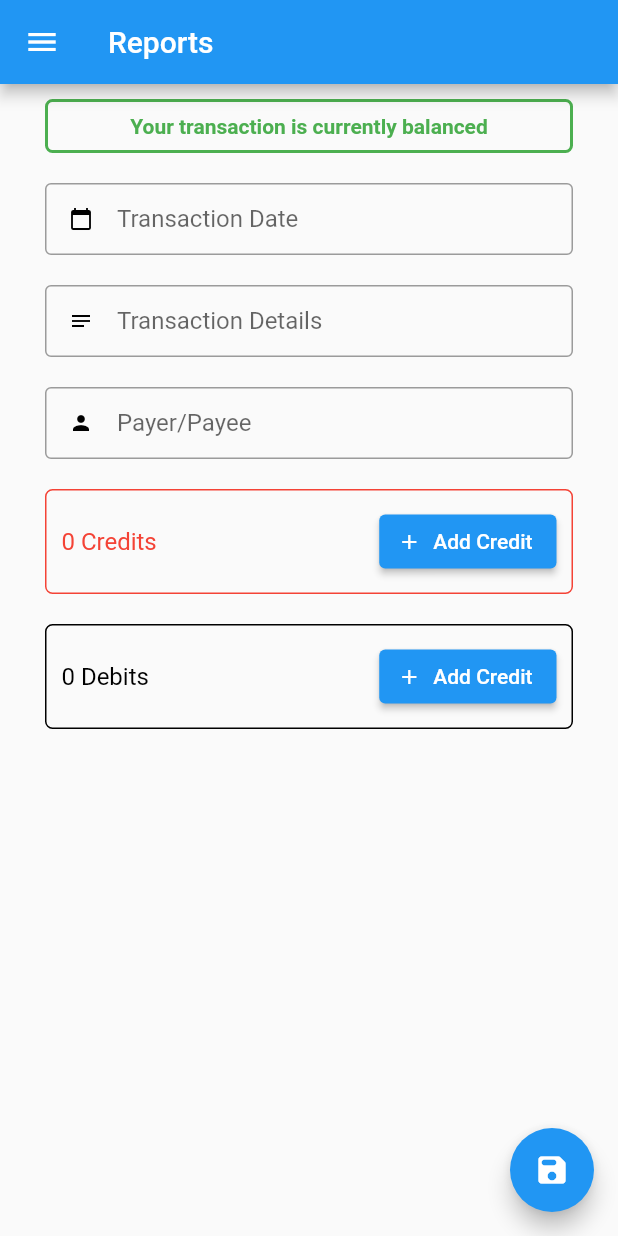
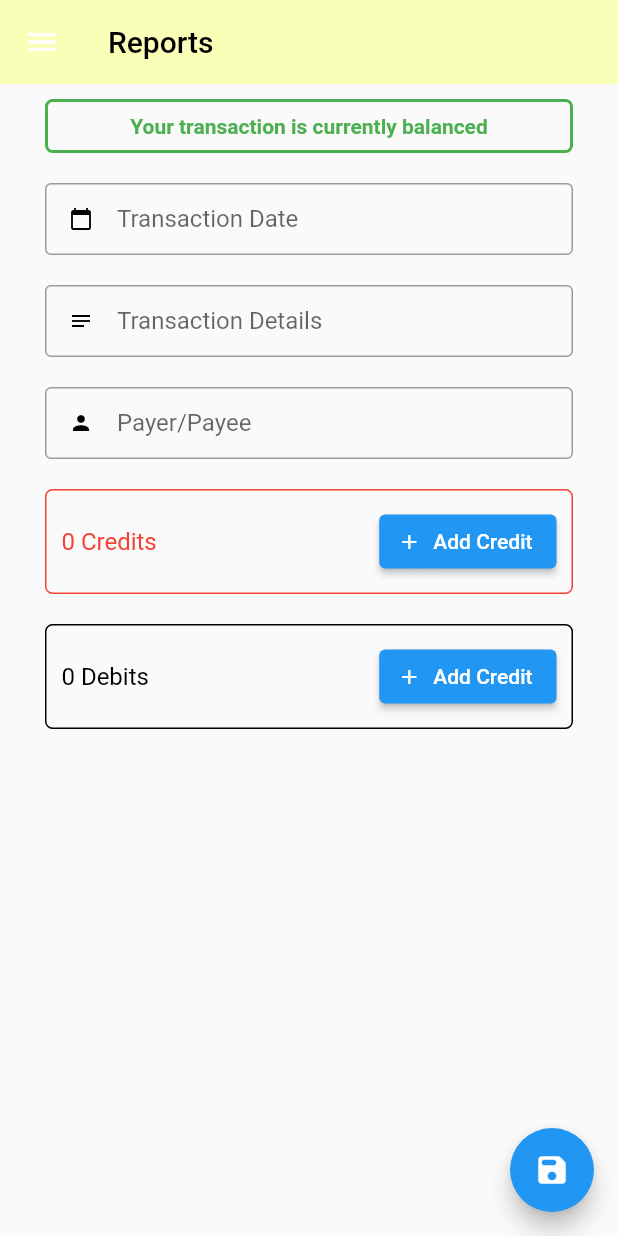
Before and after one commit to theo-kim/financier, a Flutter app: the EntryPage screen opened directly, in the side drawer, after a tap on "Add Credit", on a phone screen of 412 x 824 dp. Run offline on Flutter 3.47's test engine with Material 2 defaults, Android fonts, the phone set to English and light mode, and no system bars; our stand-ins replace built_collection, built_value, cloud_firestore, dropdown_search, firebase_core; accounts and stored records are empty.

Commit message:
New Account Form and Responsive Layout

```diff
--- /dev/null
+++ b/lib/src/components/appbar.dart
@@ -0,0 +1,16 @@
+import 'package:flutter/material.dart';
+
+class StandardAppBar extends AppBar {
+  StandardAppBar({required String title, PreferredSizeWidget? bottom})
+      : super(
+          bottom: bottom,
+          title: Text(
+            title,
+            style: TextStyle(
+              color: Colors.black,
+            ),
+          ),
+          elevation: 0,
+          backgroundColor: Color.fromARGB(255, 250, 255, 184),
+        );
+}
--- /dev/null
+++ b/lib/src/components/dynamic-scaffold.dart
@@ -0,0 +1,41 @@
+import 'package:financier/src/components/navigation.dart';
+import 'package:flutter/material.dart';
+
+class DynamicScaffold extends StatefulWidget {
+  DynamicScaffold(
+      {required this.appBar,
+      required this.body,
+      this.drawer,
+      this.floatingActionButton});
+
+  final PreferredSizeWidget appBar;
+  final NavigationDrawer? drawer;
+  final Widget body;
+  final FloatingActionButton? floatingActionButton;
+
+  _DynamicScaffoldState createState() => _DynamicScaffoldState();
+}
+
+class _DynamicScaffoldState extends State<DynamicScaffold> {
+  @override
+  Widget build(BuildContext context) {
+    final smallestDimension = MediaQuery.of(context).size.shortestSide;
+    bool hideNavDrawer = widget.drawer != null && smallestDimension < 700;
+
+    Widget scaffold = Scaffold(
+      appBar: widget.appBar,
+      drawer: (hideNavDrawer ? widget.drawer : null),
+      body: widget.body,
+      floatingActionButton: widget.floatingActionButton,
+    );
+
+    if (widget.drawer != null && !hideNavDrawer) {
+      widget.drawer!.elevated = false;
+      return Row(children: <Widget>[
+        widget.drawer!,
+        Expanded(child: scaffold),
+      ]);
+    }
+    return scaffold;
+  }
+}
--- a/lib/src/components/fields/payee-payer.dart
+++ b/lib/src/components/fields/payee-payer.dart
@@ -8,7 +8,7 @@ class PayeePayerFormField extends StandardFormField {
   Widget build(BuildContext context) {
     return TextFormField(
       validator: (value) {
-        if (this.required && (value == null || value.length == 0)) {
+        if (this.required && value == null) {
           return "Payer/Payee field is required";
         }
         return null;
--- /dev/null
+++ b/lib/src/components/navigation.dart
@@ -0,0 +1,85 @@
+import 'package:financier/src/views/pages/account.dart';
+import 'package:financier/src/views/pages/entry.dart';
+import 'package:financier/src/views/pages/summary.dart';
+import 'package:flutter/material.dart';
+
+class NavigationDrawer extends StatelessWidget {
+  NavigationDrawer({Key? key, required this.activePage, this.elevated = true})
+      : super(key: key);
+
+  final String activePage;
+  bool elevated;
+
+  @override
+  Drawer build(BuildContext context) {
+    return Drawer(
+      elevation: (elevated ? 16.0 : 0.0),
+      child: Container(
+        decoration: BoxDecoration(
+          border: Border(
+            right: BorderSide(
+              width: 1.0,
+              color: Colors.grey,
+            ),
+          ),
+        ),
+        child: ListView(
+          padding: EdgeInsets.all(1.0),
+          children: [
+            DrawerHeader(
+              child: Text(
+                "Financier",
+                style: TextStyle(fontWeight: FontWeight.bold, fontSize: 18.0),
+              ),
+            ),
+            NavigationEntry(
+              title: "Summary",
+              destination: SummaryPage(title: "Summary"),
+              selected: activePage,
+            ),
+            NavigationEntry(
+              title: "Reports",
+              destination: EntryPage(title: "Reports"),
+              selected: activePage,
+            ),
+            NavigationEntry(
+              title: "Accounts",
+              destination: AccountsPage(title: "Accounts"),
+              selected: activePage,
+            ),
+            NavigationEntry(
+              title: "Ledger Entry",
+              destination: EntryPage(title: "Ledger Entry"),
+              selected: activePage,
+            )
+          ],
+        ),
+      ),
+    );
+  }
+}
+
+class NavigationEntry extends StatelessWidget {
+  NavigationEntry(
+      {Key? key,
+      required this.title,
+      required this.destination,
+      required this.selected})
+      : super(key: key);
+
+  final String title;
+  final Widget destination;
+  final String selected;
+
+  @override
+  ListTile build(BuildContext context) {
+    return ListTile(
+      title: Text(title),
+      selected: selected == title,
+      onTap: () {
+        Navigator.pushReplacement(
+            context, MaterialPageRoute(builder: (context) => destination));
+      },
+    );
+  }
+}
--- a/lib/src/views/components/navigation.dart
+++ /dev/null
@@ -1,72 +0,0 @@
-import 'package:financier/src/views/pages/account.dart';
-import 'package:financier/src/views/pages/entry.dart';
-import 'package:financier/src/views/pages/summary.dart';
-import 'package:flutter/material.dart';
-
-class NavigationDrawer extends StatelessWidget {
-  NavigationDrawer({Key? key, required this.activePage}) : super(key: key);
-
-  final String activePage;
-
-  @override
-  Drawer build(BuildContext context) {
-    return Drawer(
-        child: ListView(
-      padding: EdgeInsets.all(1.0),
-      children: [
-        DrawerHeader(
-          child: Text(
-            "Financier",
-            style: TextStyle(fontWeight: FontWeight.bold, fontSize: 18.0),
-          ),
-        ),
-        NavigationEntry(
-          title: "Summary",
-          destination: SummaryPage(title: "Summary"),
-          selected: activePage,
-        ),
-        NavigationEntry(
-          title: "Reports",
-          destination: EntryPage(title: "Reports"),
-          selected: activePage,
-        ),
-        NavigationEntry(
-          title: "Accounts",
-          destination: AccountsPage(title: "Accounts"),
-          selected: activePage,
-        ),
-        NavigationEntry(
-          title: "Ledger Entry",
-          destination: EntryPage(title: "Ledger Entry"),
-          selected: activePage,
-        )
-      ],
-    ));
-  }
-}
-
-class NavigationEntry extends StatelessWidget {
-  NavigationEntry(
-      {Key? key,
-      required this.title,
-      required this.destination,
-      required this.selected})
-      : super(key: key);
-
-  final String title;
-  final Widget destination;
-  final String selected;
-
-  @override
-  ListTile build(BuildContext context) {
-    return ListTile(
-      title: Text(title),
-      selected: selected == title,
-      onTap: () {
-        Navigator.pop(context);
-        Navigator.pushReplacement(
-            context, MaterialPageRoute(builder: (context) => destination));
-      },
-    );
-  }
-}
--- a/lib/src/views/pages/entry.dart
+++ b/lib/src/views/pages/entry.dart
@@ -1,11 +1,13 @@
-import 'package:cloud_firestore/cloud_firestore.dart';
+import 'package:financier/src/components/appbar.dart';
+import 'package:financier/src/components/dynamic-scaffold.dart';
 import 'package:financier/src/components/fields/payee-payer.dart';
 import 'package:financier/src/components/fields/transaction-date.dart';
 import 'package:financier/src/components/fields/transaction-details.dart';
 import 'package:financier/src/components/fields/transaction-split.dart';
+import 'package:financier/src/components/navigation.dart';
 import 'package:financier/src/operations/transactions.dart';
 import 'package:flutter/material.dart';
-import '../components/navigation.dart';
+
 import '../../models/transaction.dart' as Trans;
 
 // TODO: https://github.com/material-components/material-components-flutter-adaptive/blob/develop/adaptive_navigation/example/lib/default_scaffold.dart
@@ -115,9 +117,9 @@ class _EntryPageState extends State<EntryPage> {
       ),
     );
 
-    return Scaffold(
-      appBar: AppBar(
-        title: Text(widget.title),
+    return DynamicScaffold(
+      appBar: StandardAppBar(
+        title: widget.title,
       ),
       drawer: NavigationDrawer(activePage: widget.title),
       body: SingleChildScrollView(child: newTransactionForm),
```
Also changed, not shown: lib/src/components/fields/account-dropdown.dart (added, +63 -0 lines), lib/src/components/fields/currency.dart (added, +45 -0 lines), lib/src/components/fields/transaction-split.dart (+11 -55 lines), lib/src/views/pages/account.dart (+82 -31 lines), lib/src/views/pages/summary.dart (+9 -4 lines).
